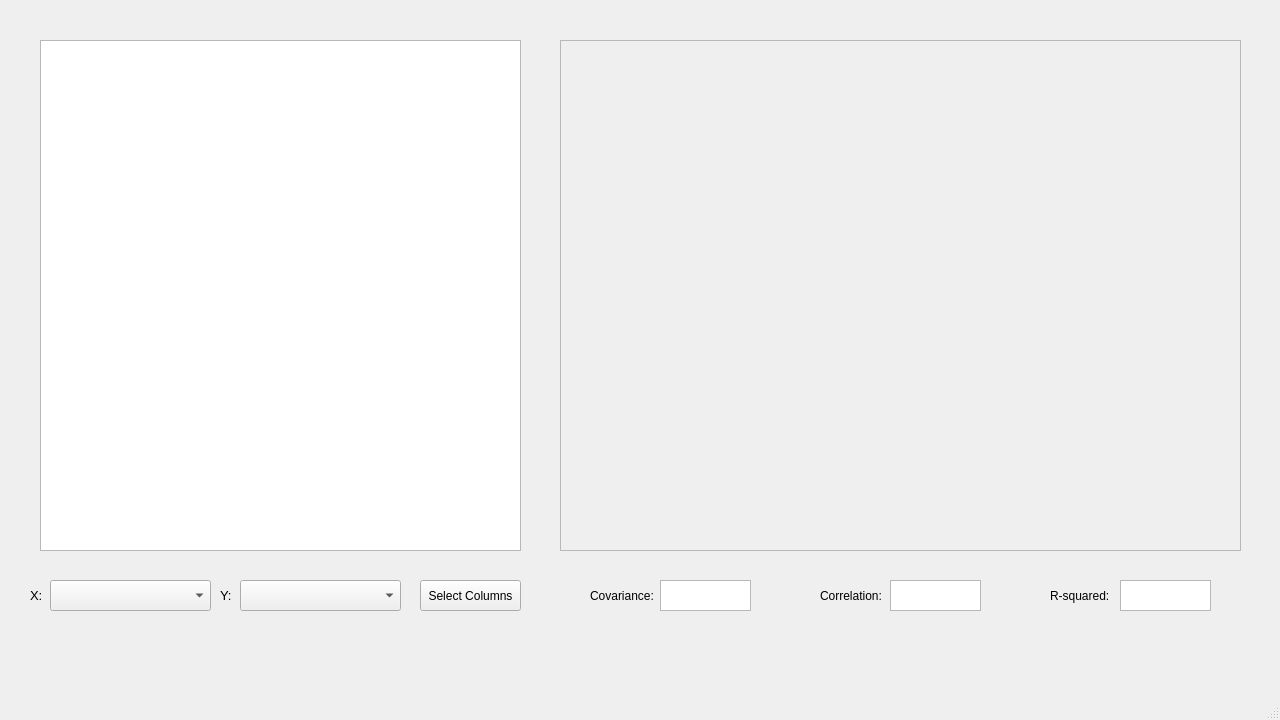
This is tablewindow.ui in dzhi/school-regression-analysis as Qt 5 draws it before an edit. The edited form follows.
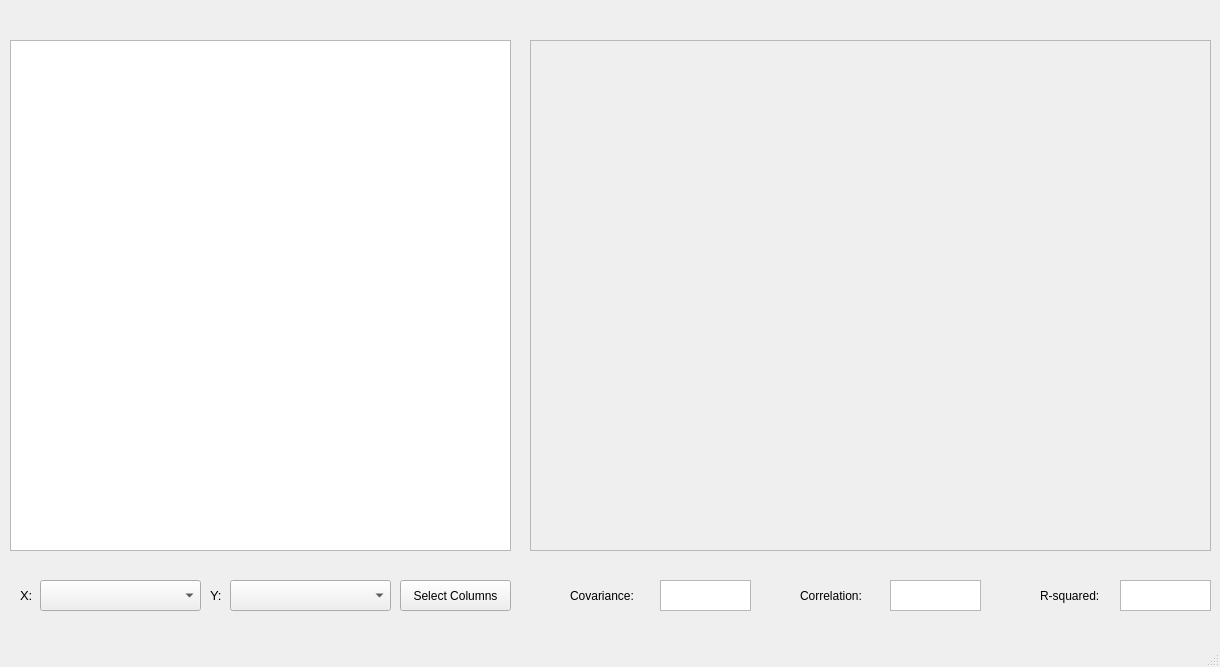
This is the edited form. Custom widgets are drawn as their Qt base class.

Commit message: Slightly improved appearance.

What changed in the file:
```diff
--- a/tablewindow.ui
+++ b/tablewindow.ui
@@ -6,8 +6,8 @@
    <rect>
     <x>0</x>
     <y>0</y>
-    <width>1280</width>
-    <height>720</height>
+    <width>1220</width>
+    <height>667</height>
    </rect>
   </property>
   <property name="windowTitle">
@@ -17,9 +17,9 @@
    <widget class="QTableView" name="tableView">
     <property name="geometry">
      <rect>
-      <x>40</x>
+      <x>10</x>
       <y>40</y>
-      <width>481</width>
+      <width>501</width>
       <height>511</height>
      </rect>
     </property>
@@ -27,7 +27,7 @@
    <widget class="QComboBox" name="column1_comboBox">
     <property name="geometry">
      <rect>
-      <x>50</x>
+      <x>40</x>
       <y>580</y>
       <width>161</width>
       <height>31</height>
@@ -37,9 +37,9 @@
    <widget class="QPushButton" name="selectColumnsButton">
     <property name="geometry">
      <rect>
-      <x>420</x>
+      <x>400</x>
       <y>580</y>
-      <width>101</width>
+      <width>111</width>
       <height>31</height>
      </rect>
     </property>
@@ -50,7 +50,7 @@
    <widget class="QComboBox" name="column2_comboBox">
     <property name="geometry">
      <rect>
-      <x>240</x>
+      <x>230</x>
       <y>580</y>
       <width>161</width>
       <height>31</height>
@@ -60,7 +60,7 @@
    <widget class="QFrame" name="plotFrame">
     <property name="geometry">
      <rect>
-      <x>560</x>
+      <x>530</x>
       <y>40</y>
       <width>681</width>
       <height>511</height>
@@ -86,9 +86,9 @@
    <widget class="QLabel" name="RsquaredLabel">
     <property name="geometry">
      <rect>
-      <x>1050</x>
+      <x>1040</x>
       <y>580</y>
-      <width>71</width>
+      <width>81</width>
       <height>31</height>
      </rect>
     </property>
@@ -112,7 +112,7 @@
    <widget class="QLabel" name="xlabel">
     <property name="geometry">
      <rect>
-      <x>30</x>
+      <x>20</x>
       <y>585</y>
       <width>21</width>
       <height>21</height>
@@ -130,7 +130,7 @@
    <widget class="QLabel" name="xlabel_2">
     <property name="geometry">
      <rect>
-      <x>220</x>
+      <x>210</x>
       <y>585</y>
       <width>21</width>
       <height>21</height>
@@ -158,9 +158,9 @@
    <widget class="QLabel" name="corrLabel">
     <property name="geometry">
      <rect>
-      <x>820</x>
+      <x>800</x>
       <y>580</y>
-      <width>71</width>
+      <width>91</width>
       <height>31</height>
      </rect>
     </property>
@@ -171,9 +171,9 @@
    <widget class="QLabel" name="covLabel">
     <property name="geometry">
      <rect>
-      <x>590</x>
+      <x>570</x>
       <y>580</y>
-      <width>71</width>
+      <width>91</width>
       <height>31</height>
      </rect>
     </property>
```
Left out of the diff: 4 changed lines with no effect on the pictures.
